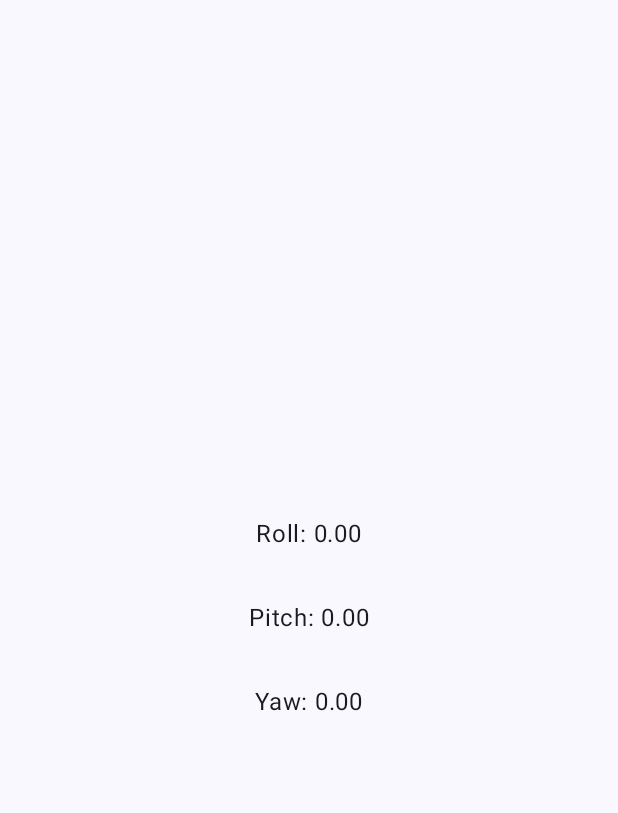
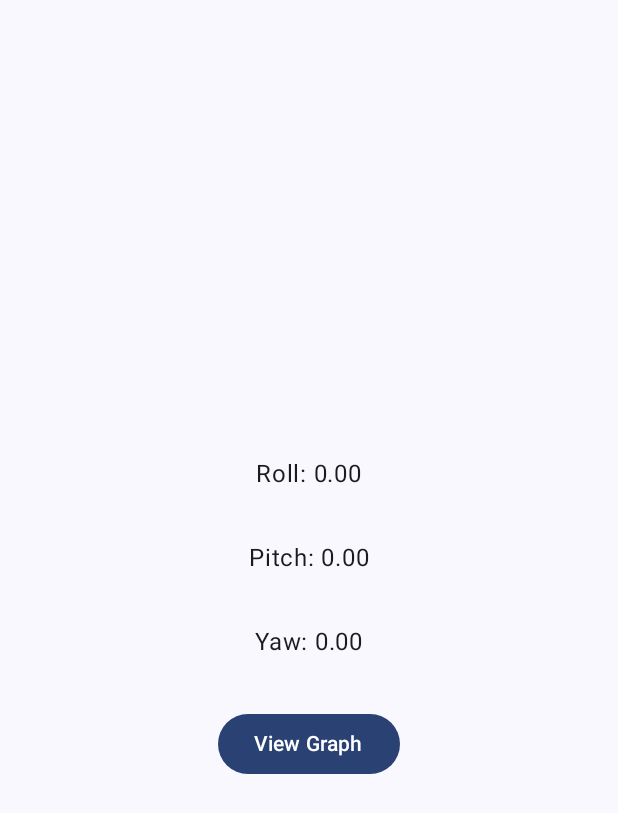
Before and after one commit to YashasviChaurasia/facb-OrientationAnalysisApp, an Android app built with Jetpack Compose: the AccelerometerActivity screen opened directly, with no data from a screen before it, on a phone screen of 412 x 824 dp. Shown: the top 813 px of the screen. Run offline under Robolectric (Android 15) with nearby library versions, the phone set to English and light mode, and no system bars; our stand-ins replace Room's generated code.

Commit message:
update: adds functional graphs for last50 vals
Signed-off-by: Yashasvi Chaurasia <yashasvi12977@gmail.com>

```diff
--- a/app/src/main/AndroidManifest.xml
+++ b/app/src/main/AndroidManifest.xml
@@ -31,6 +31,11 @@
             android:name=".AccelerometerActivity"
             android:label="@string/greetings_activity_label">
         </activity>
+        <activity
+            android:name=".GraphActivity"
+            android:theme="@style/AppTheme"> <!-- Make sure to replace AppTheme with your actual theme name -->
+        </activity>
+
     </application>
 
 </manifest>
--- a/app/src/main/java/com/example/facb/AccelerometerActivity.kt
+++ b/app/src/main/java/com/example/facb/AccelerometerActivity.kt
@@ -1,6 +1,7 @@
 package com.example.facb
 
 import android.content.Context
+import android.content.Intent
 import android.hardware.Sensor
 import android.hardware.SensorEvent
 import android.hardware.SensorEventListener
@@ -9,6 +10,7 @@ import android.os.Bundle
 import androidx.activity.ComponentActivity
 import androidx.activity.compose.setContent
 import androidx.compose.foundation.layout.*
+import androidx.compose.material3.Button
 import androidx.compose.material3.MaterialTheme
 import androidx.compose.material3.Surface
 import androidx.compose.material3.Text
@@ -141,6 +143,18 @@ fun AccelerometerScreen(roll: Float, pitch: Float, yaw: Float) {
             val currentTimeMillis = System.currentTimeMillis()
             saveOrientationData(roll, pitch, yaw, currentTimeMillis)
 
+            val context = LocalContext.current
+
+            Button(
+                onClick = {
+                    val intent = Intent(context, GraphActivity::class.java)
+                    context.startActivity(intent)
+                },
+                modifier = Modifier.padding(16.dp)
+            ) {
+                Text(text = "View Graph")
+            }
+
         }
     }
 }
--- a/app/src/main/java/com/example/facb/OrientationDataDao.kt
+++ b/app/src/main/java/com/example/facb/OrientationDataDao.kt
@@ -2,9 +2,13 @@ package com.example.facb
 
 import androidx.room.Dao
 import androidx.room.Insert
+import androidx.room.Query
 
 @Dao
 interface OrientationDataDao {
     @Insert
     suspend fun insertData(orientationData: OrientationData)
+
+    @Query("SELECT * FROM orientation_data ORDER BY timestamp DESC LIMIT 50")
+    fun getAllOrientationData(): List<OrientationData>
 }
--- a/app/src/main/res/values/colors.xml
+++ b/app/src/main/res/values/colors.xml
@@ -7,4 +7,11 @@
     <color name="teal_700">#FF018786</color>
     <color name="black">#FF000000</color>
     <color name="white">#FFFFFFFF</color>
+
+    <color name="colorPrimary">#3F51B5</color>
+    <color name="colorPrimaryDark">#303F9F</color>
+    <color name="colorAccent">#FF4081</color>
+
+
+
 </resources>
--- /dev/null
+++ b/app/src/main/res/values/styles.xml
@@ -0,0 +1,11 @@
+<?xml version="1.0" encoding="utf-8"?>
+<resources>
+    <!-- Base application theme -->
+    <style name="AppTheme" parent="Theme.AppCompat.Light.DarkActionBar">
+        <!-- Customize your theme here -->
+        <!-- Example customization -->
+        <item name="colorPrimary">@color/colorPrimary</item>
+        <item name="colorPrimaryDark">@color/colorPrimaryDark</item>
+        <item name="colorAccent">@color/colorAccent</item>
+    </style>
+</resources>
--- a/settings.gradle.kts
+++ b/settings.gradle.kts
@@ -10,6 +10,8 @@ dependencyResolutionManagement {
     repositories {
         google()
         mavenCentral()
+        maven{ url = uri("https://jitpack.io")}
+
     }
 }
 
```
Also changed, not shown: app/build.gradle.kts (+9 -1 lines), app/src/main/java/com/example/facb/GraphActivity.kt (added, +219 -0 lines), app/src/main/res/layout/activity_graph.xml (added, +13 -0 lines), gradle.properties (+19 -0 lines).
